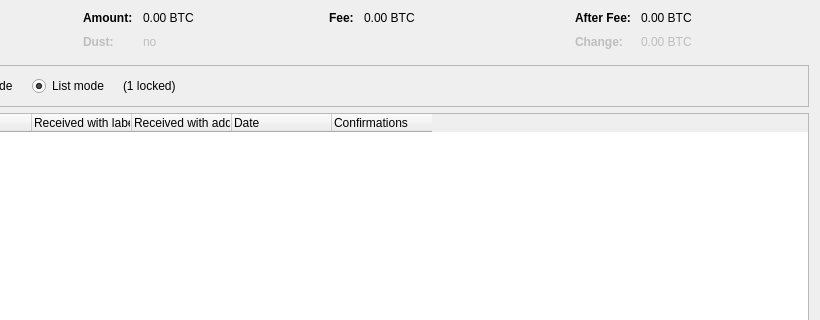
Above: src/qt/forms/coincontroldialog.ui from bastiencaillot/bastcoin before the change; both pictures show x 180 to 1000 and y 0 to 320 of the 1000 by 500 pixel window. Below: the same form after it.
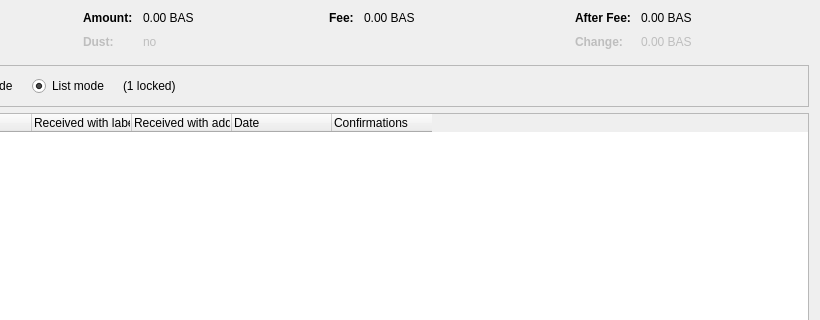
That is the form after the change. Custom widgets are drawn as their Qt base class.

```diff
--- a/src/qt/forms/coincontroldialog.ui
+++ b/src/qt/forms/coincontroldialog.ui
@@ -132,7 +132,7 @@
           <enum>Qt::ActionsContextMenu</enum>
          </property>
          <property name="text">
-          <string notr="true">0.00 BTC</string>
+          <string notr="true">0.00 BAS</string>
          </property>
          <property name="textInteractionFlags">
           <set>Qt::LinksAccessibleByMouse|Qt::TextSelectableByKeyboard|Qt::TextSelectableByMouse</set>
@@ -212,7 +212,7 @@
           <enum>Qt::ActionsContextMenu</enum>
          </property>
          <property name="text">
-          <string notr="true">0.00 BTC</string>
+          <string notr="true">0.00 BAS</string>
          </property>
          <property name="textInteractionFlags">
           <set>Qt::LinksAccessibleByMouse|Qt::TextSelectableByKeyboard|Qt::TextSelectableByMouse</set>
@@ -257,7 +257,7 @@
           <enum>Qt::ActionsContextMenu</enum>
          </property>
          <property name="text">
-          <string notr="true">0.00 BTC</string>
+          <string notr="true">0.00 BAS</string>
          </property>
          <property name="textInteractionFlags">
           <set>Qt::LinksAccessibleByMouse|Qt::TextSelectableByKeyboard|Qt::TextSelectableByMouse</set>
@@ -292,7 +292,7 @@
           <enum>Qt::ActionsContextMenu</enum>
          </property>
          <property name="text">
-          <string notr="true">0.00 BTC</string>
+          <string notr="true">0.00 BAS</string>
          </property>
          <property name="textInteractionFlags">
           <set>Qt::LinksAccessibleByMouse|Qt::TextSelectableByKeyboard|Qt::TextSelectableByMouse</set>
```
